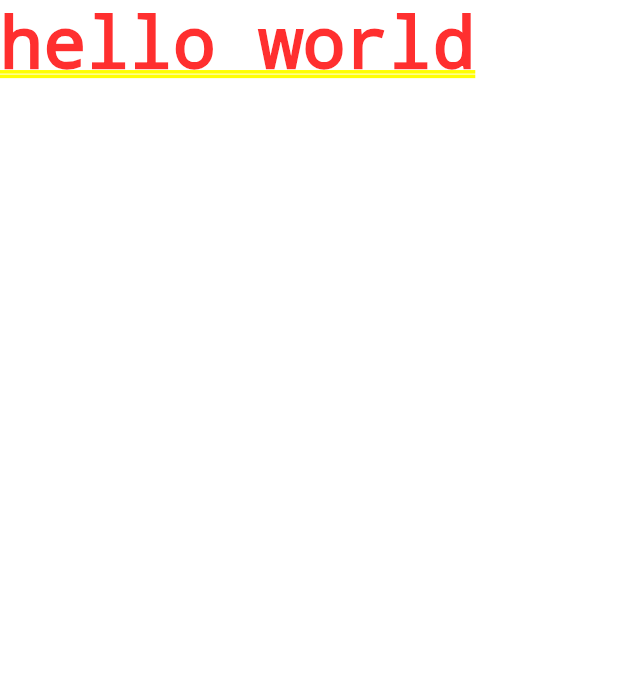
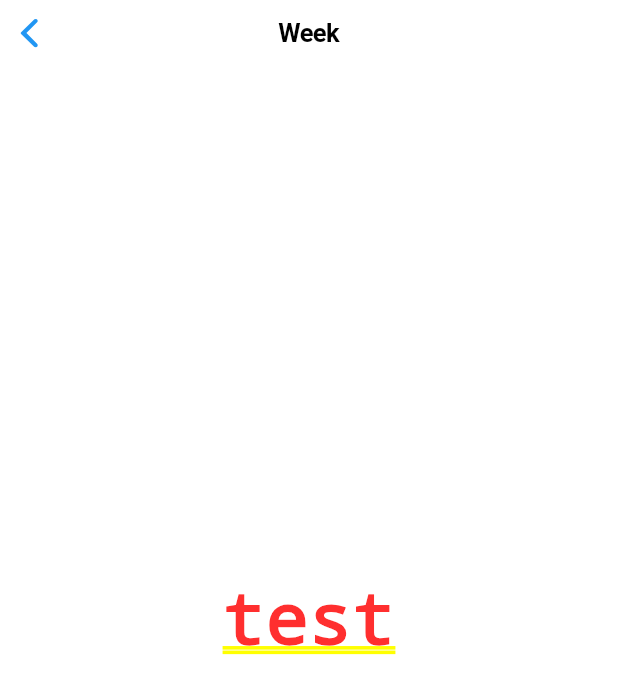
Before and after one commit to MojitoBar/gdsc-weather-app, a Flutter app: the Week screen opened directly, on a phone screen of 412 x 824 dp. Shown: the top 694 px of the screen. Run offline on Flutter 3.47's test engine with Material 2 defaults, Android fonts, the phone set to English and light mode, and no system bars; network calls fail.

Commit message:
feat: back button on week

```diff
--- a/lib/week.dart
+++ b/lib/week.dart
@@ -5,8 +5,13 @@ class Week extends StatelessWidget {
   @override
   Widget build(BuildContext context) {
     return CupertinoPageScaffold(
+      navigationBar: CupertinoNavigationBar(
+        middle: Text('Week'),
+      ),
       backgroundColor: Colors.white,
-      child: Text("hello world"),
+      child: Center(
+        child: Text("test"),
+      ),
     );
   }
 }
```
